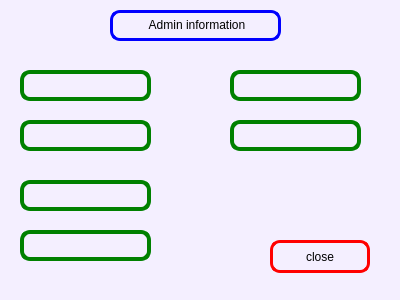
anashaybani/Bank, file showadminwindow.ui: the form before one commit.
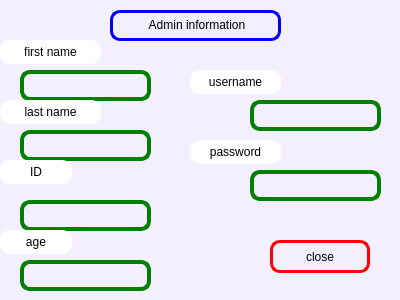
The form after the commit.

Diff of the .ui file:
```diff
--- a/showadminwindow.ui
+++ b/showadminwindow.ui
@@ -20,8 +20,8 @@
   <widget class="QLabel" name="passwordLabel">
    <property name="geometry">
     <rect>
-     <x>230</x>
-     <y>120</y>
+     <x>250</x>
+     <y>170</y>
      <width>131</width>
      <height>31</height>
     </rect>
@@ -59,8 +59,8 @@
   <widget class="QLabel" name="usernameLabel">
    <property name="geometry">
     <rect>
-     <x>230</x>
-     <y>70</y>
+     <x>250</x>
+     <y>100</y>
      <width>131</width>
      <height>31</height>
     </rect>
@@ -80,7 +80,7 @@
    <property name="geometry">
     <rect>
      <x>20</x>
-     <y>120</y>
+     <y>130</y>
      <width>131</width>
      <height>31</height>
     </rect>
@@ -120,7 +120,7 @@
    <property name="geometry">
     <rect>
      <x>20</x>
-     <y>180</y>
+     <y>200</y>
      <width>131</width>
      <height>31</height>
     </rect>
@@ -140,7 +140,7 @@
    <property name="geometry">
     <rect>
      <x>20</x>
-     <y>230</y>
+     <y>260</y>
      <width>131</width>
      <height>31</height>
     </rect>
@@ -176,6 +176,132 @@
     <string>&lt;html&gt;&lt;head/&gt;&lt;body&gt;&lt;p align=&quot;center&quot;&gt;Admin information&lt;/p&gt;&lt;/body&gt;&lt;/html&gt;</string>
    </property>
   </widget>
+  <widget class="QLabel" name="label_2">
+   <property name="geometry">
+    <rect>
+     <x>0</x>
+     <y>40</y>
+     <width>101</width>
+     <height>24</height>
+    </rect>
+   </property>
+   <property name="styleSheet">
+    <string notr="true">
+font: 10pt &quot;Segoe UI&quot;;
+background: rgb(255, 255, 255);
+color: rgb(0, 0, 0);
+gridline-color: rgb(0, 0, 0);
+border-radius:10px;</string>
+   </property>
+   <property name="text">
+    <string>&lt;html&gt;&lt;head/&gt;&lt;body&gt;&lt;p align=&quot;center&quot;&gt;first name&lt;/p&gt;&lt;/body&gt;&lt;/html&gt;</string>
+   </property>
+  </widget>
+  <widget class="QLabel" name="label_3">
+   <property name="geometry">
+    <rect>
+     <x>0</x>
+     <y>100</y>
+     <width>101</width>
+     <height>24</height>
+    </rect>
+   </property>
+   <property name="styleSheet">
+    <string notr="true">
+font: 10pt &quot;Segoe UI&quot;;
+background: rgb(255, 255, 255);
+color: rgb(0, 0, 0);
+gridline-color: rgb(0, 0, 0);
+border-radius:10px;</string>
+   </property>
+   <property name="text">
+    <string>&lt;html&gt;&lt;head/&gt;&lt;body&gt;&lt;p align=&quot;center&quot;&gt;last name&lt;/p&gt;&lt;/body&gt;&lt;/html&gt;</string>
+   </property>
+  </widget>
+  <widget class="QLabel" name="label_4">
+   <property name="geometry">
+    <rect>
+     <x>0</x>
+     <y>230</y>
+     <width>72</width>
+     <height>24</height>
+    </rect>
+   </property>
+   <property name="styleSheet">
+    <string notr="true">
+font: 10pt &quot;Segoe UI&quot;;
+background: rgb(255, 255, 255);
+color: rgb(0, 0, 0);
+gridline-color: rgb(0, 0, 0);
+border-radius:10px;</string>
+   </property>
+   <property name="text">
+    <string>&lt;html&gt;&lt;head/&gt;&lt;body&gt;&lt;p align=&quot;center&quot;&gt;age&lt;/p&gt;&lt;/body&gt;&lt;/html&gt;</string>
+   </property>
+  </widget>
+  <widget class="QLabel" name="label_5">
+   <property name="geometry">
+    <rect>
+     <x>190</x>
+     <y>140</y>
+     <width>91</width>
+     <height>24</height>
+    </rect>
+   </property>
+   <property name="styleSheet">
+    <string notr="true">
+font: 10pt &quot;Segoe UI&quot;;
+background: rgb(255, 255, 255);
+color: rgb(0, 0, 0);
+gridline-color: rgb(0, 0, 0);
+border-radius:10px;</string>
+   </property>
+   <property name="text">
+    <string>&lt;html&gt;&lt;head/&gt;&lt;body&gt;&lt;p align=&quot;center&quot;&gt;password&lt;/p&gt;&lt;/body&gt;&lt;/html&gt;</string>
+   </property>
+  </widget>
+  <widget class="QLabel" name="label_6">
+   <property name="geometry">
+    <rect>
+     <x>190</x>
+     <y>70</y>
+     <width>91</width>
+     <height>24</height>
+    </rect>
+   </property>
+   <property name="styleSheet">
+    <string notr="true">
+font: 10pt &quot;Segoe UI&quot;;
+background: rgb(255, 255, 255);
+color: rgb(0, 0, 0);
+gridline-color: rgb(0, 0, 0);
+border-radius:10px;</string>
+   </property>
+   <property name="text">
+    <string>&lt;html&gt;&lt;head/&gt;&lt;body&gt;&lt;p align=&quot;center&quot;&gt;username&lt;/p&gt;&lt;/body&gt;&lt;/html&gt;</string>
+   </property>
+  </widget>
+  <widget class="QLabel" name="label_7">
+   <property name="geometry">
+    <rect>
+     <x>0</x>
+     <y>160</y>
+     <width>72</width>
+     <height>24</height>
+    </rect>
+   </property>
+   <property name="styleSheet">
+    <string notr="true">
+font: 10pt &quot;Segoe UI&quot;;
+background: rgb(255, 255, 255);
+color: rgb(0, 0, 0);
+gridline-color: rgb(0, 0, 0);
+border-radius:10px;</string>
+   </property>
+   <property name="text">
+    <string>&lt;html&gt;&lt;head/&gt;&lt;body&gt;&lt;p align=&quot;center&quot;&gt;ID&lt;/p&gt;&lt;/body&gt;&lt;/html&gt;</string>
+   </property>
+  </widget>
  </widget>
  <resources/>
  <connections/>
```
